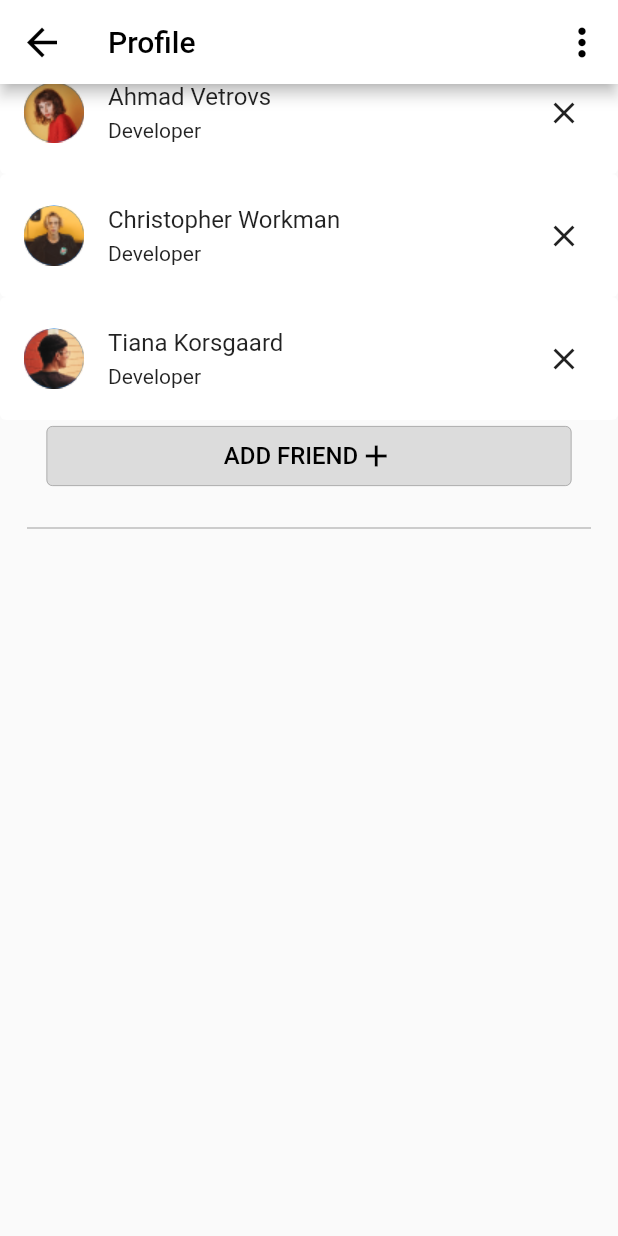
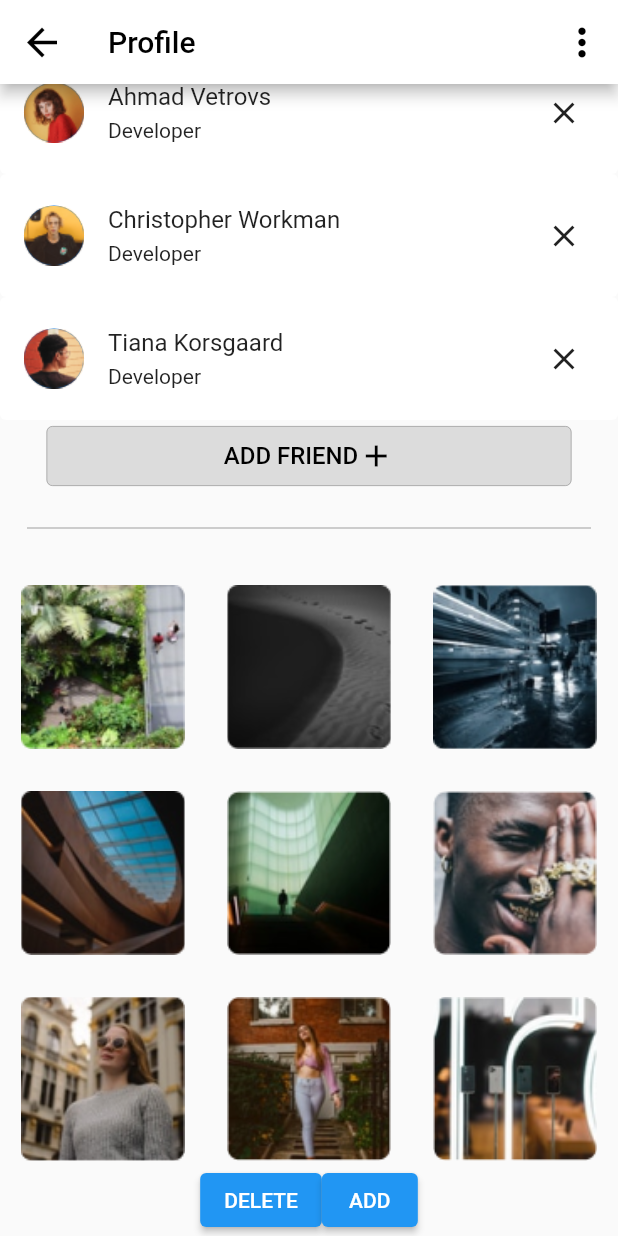
Before and after one commit to noza0727/Flutter_accelerator_project, a Flutter app: the screen it shows after launch, scrolled down 495 dp, on a phone screen of 412 x 824 dp. Run offline on Flutter 3.47's test engine with Material 2 defaults, Android fonts, the phone set to English and light mode, and no system bars.

Commit message:
GridView and two buttons

```diff
--- a/lib/profile.dart
+++ b/lib/profile.dart
@@ -148,7 +148,9 @@ class _ProfilePageState extends State<ProfilePage> {
                     ElevatedButton(
                       child: Row(
                         children: [
-                              Text("ADD FRIEND", style: TextStyle(fontSize: 16.0, color: Colors.black)),
+                          Text("ADD FRIEND",
+                              style: TextStyle(
+                                  fontSize: 16.0, color: Colors.black)),
                           Icon(Icons.add, color: Colors.black),
                         ],
                       ),
@@ -170,27 +172,48 @@ class _ProfilePageState extends State<ProfilePage> {
                   endIndent: 18.0,
                 ),
               ],
+            )),
+
+            //--------My Media------
+            SliverToBoxAdapter(
+               child: Container(
+                  height: 400.0,
+                  child: GridView.builder(
+                      itemCount: mediaList.length,
+                      gridDelegate: SliverGridDelegateWithFixedCrossAxisCount(
+                        crossAxisCount: 3,
+                      ),
+                      itemBuilder: (BuildContext context, int index) {
+                        return Padding(
+                          padding: EdgeInsets.all(14.0),
+                          child: Container(
+                            height: 95.0,
+                            width: 95.0,
+                            decoration: BoxDecoration(
+                                image: DecorationImage(
+                                  image: AssetImage(mediaList[index]),
+                                  fit: BoxFit.cover,
                                 )
                             ),
-
-            //--------My Media------
-
-            SliverGrid(
-                delegate: SliverChildBuilderDelegate(
-                    (context, index){
-                      return Container(
-                        height: 95,
-                        margin: EdgeInsets.all(12.0),
-                        decoration: BoxDecoration(
-                        //  borderRadius: ,
+                          ),
+                        );
+                      }),
                 )
-                      );
-                    }, childCount: 9,
             ),
-                gridDelegate: SliverGridDelegateWithFixedCrossAxisCount(
-                  crossAxisCount: 2,
-
-                ))
+            SliverToBoxAdapter(
+              child: Row(
+                mainAxisAlignment: MainAxisAlignment.center,
+                children: <Widget>[
+                  ElevatedButton(
+                      child: Text("DELETE"),
+                       onPressed: (){},
+                  ),
+                  ElevatedButton(
+                      onPressed: (){},
+                      child: Text("ADD"))
+                ],
+              ),
+            )
           ],
         ));
   }
@@ -240,5 +263,4 @@ Card _buildFriendCards(Friend friend) {
       ),
     ),
   );
-
 }
```
Lines whose indentation alone changed are shown as unchanged.
